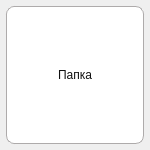
Ya-Varvara/Graph_generation, file ui/base_ui/FolderBtnWidget.ui: the form before one commit.
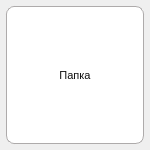
The form after the commit.

The edit to the form file:
```diff
--- a/ui/base_ui/FolderBtnWidget.ui
+++ b/ui/base_ui/FolderBtnWidget.ui
@@ -46,6 +46,11 @@
      <height>140</height>
     </size>
    </property>
+   <property name="font">
+    <font>
+     <pointsize>8</pointsize>
+    </font>
+   </property>
    <property name="styleSheet">
     <string notr="true">QPushButton{
 	color: rgb(17,17,17);
```
